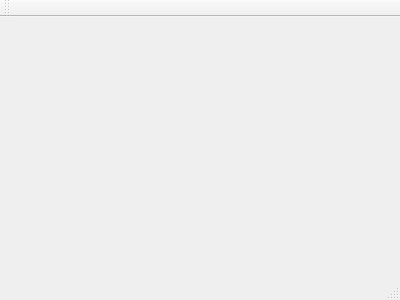
Carlos-yyt/OSExperiments, file mainwindow.ui: the form before one commit.
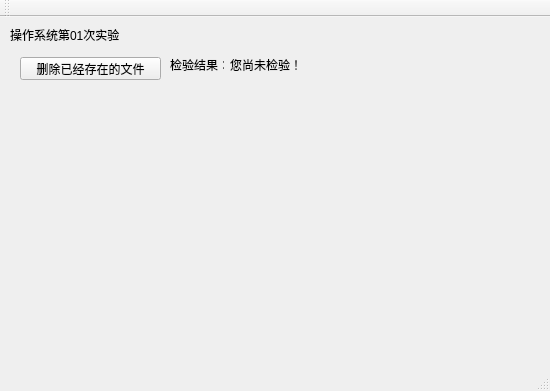
The form after the commit.

```diff
--- a/mainwindow.ui
+++ b/mainwindow.ui
@@ -1,24 +1,92 @@
 <ui version="4.0">
  <class>MainWindow</class>
- <widget class="QMainWindow" name="MainWindow" >
-  <property name="geometry" >
+ <widget class="QMainWindow" name="MainWindow">
+  <property name="geometry">
    <rect>
     <x>0</x>
     <y>0</y>
-    <width>400</width>
-    <height>300</height>
+    <width>550</width>
+    <height>391</height>
    </rect>
   </property>
   <property name="windowTitle" >
    <string>MainWindow</string>
   </property>
-  <widget class="QMenuBar" name="menuBar" />
-  <widget class="QToolBar" name="mainToolBar" />
-  <widget class="QWidget" name="centralWidget" />
-  <widget class="QStatusBar" name="statusBar" />
+  <widget class="QWidget" name="centralWidget">
+   <widget class="QLabel" name="label">
+    <property name="geometry">
+     <rect>
+      <x>10</x>
+      <y>10</y>
+      <width>111</width>
+      <height>16</height>
+     </rect>
+    </property>
+    <property name="text">
+     <string>操作系统第01次实验</string>
+    </property>
+   </widget>
+   <widget class="QPushButton" name="delExistBtn">
+    <property name="geometry">
+     <rect>
+      <x>20</x>
+      <y>40</y>
+      <width>141</width>
+      <height>23</height>
+     </rect>
+    </property>
+    <property name="text">
+     <string>删除已经存在的文件</string>
+    </property>
+   </widget>
+   <widget class="QLabel" name="label_2">
+    <property name="geometry">
+     <rect>
+      <x>170</x>
+      <y>40</y>
+      <width>54</width>
+      <height>16</height>
+     </rect>
+    </property>
+    <property name="text">
+     <string>检验结果：</string>
+    </property>
+   </widget>
+   <widget class="QLabel" name="label_3">
+    <property name="geometry">
+     <rect>
+      <x>230</x>
+      <y>40</y>
+      <width>81</width>
+      <height>16</height>
+     </rect>
+    </property>
+    <property name="text">
+     <string>您尚未检验！</string>
+    </property>
+   </widget>
+  </widget>
+  <widget class="QMenuBar" name="menuBar">
+   <property name="geometry">
+    <rect>
+     <x>0</x>
+     <y>0</y>
+     <width>550</width>
+     <height>23</height>
+    </rect>
+   </property>
+  </widget>
+  <widget class="QToolBar" name="mainToolBar">
+   <attribute name="toolBarArea">
+    <enum>TopToolBarArea</enum>
+   </attribute>
+   <attribute name="toolBarBreak">
+    <bool>false</bool>
+   </attribute>
+  </widget>
+  <widget class="QStatusBar" name="statusBar"/>
  </widget>
- <layoutDefault spacing="6" margin="11" />
- <pixmapfunction></pixmapfunction>
+ <layoutdefault spacing="6" margin="11"/>
  <resources/>
  <connections/>
 </ui>
```
Left out of the diff: 3 changed lines with no effect on the pictures.
